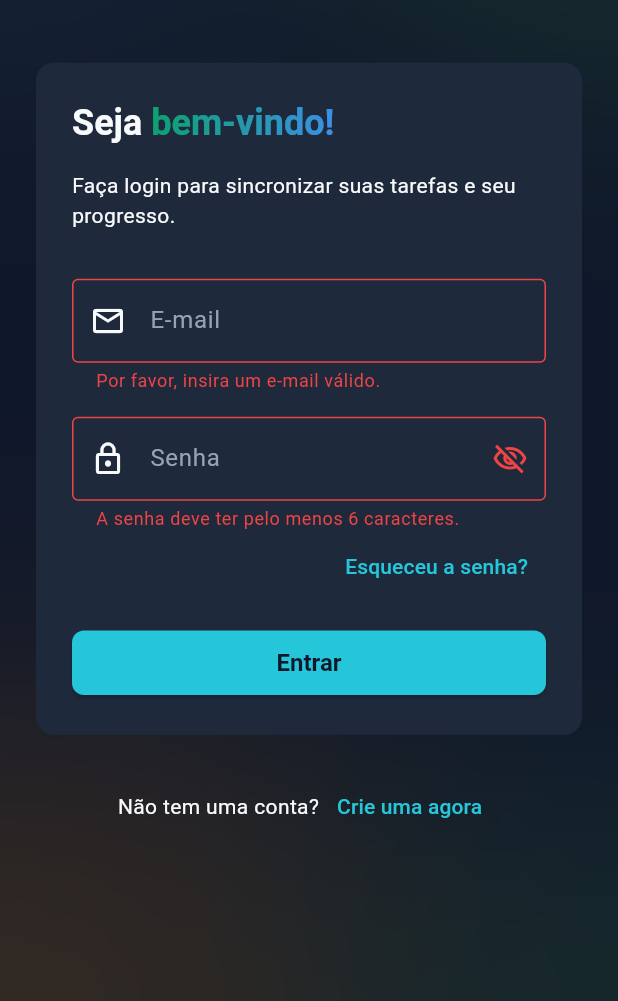
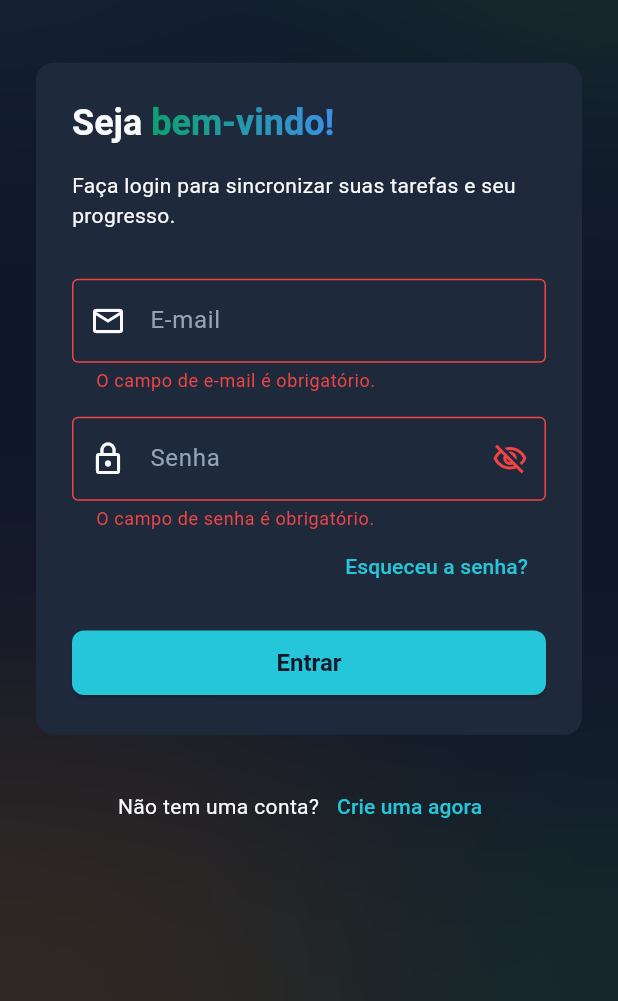
Before and after one commit to carloscallejas91/pomoflow-app, a Flutter app: the screen it shows after launch, after a tap on "Entrar", on a phone screen of 412 x 824 dp, the part 235-1236 px from its top. Run offline on Flutter 3.47's test engine with Material 3 defaults, Android fonts, the phone set to English and light mode, and no system bars; drawn by our look-alikes of simple_gradient_text; our stand-ins replace firebase_auth, firebase_core, get; accounts and stored records are empty.

Commit message:
feat: Implement input validation for auth screen
This commit introduces the `AppValidators` class, providing reusable validation methods for common input fields like email and password. These validators have been integrated into the `AuthScreen` to enhance form validation.

Key changes:
- Created `AppValidators` class with static methods for:
    - `email`: Validates email format and presence.
    - `strongPassword`: Enforces password complexity (length, lowercase, uppercase, number, special character).
    - `password`: Validates password presence and minimum length.
    - `confirmPassword`: Checks if password and confirmation match.
    - `notEmpty`: Generic validator for non-empty fields.
- Updated `AuthScreen` to use `AppValidators.email` and `AppValidators.password` for the respective fields.

```diff
--- /dev/null
+++ b/lib/app/utils/app_validators.dart
@@ -0,0 +1,71 @@
+import 'package:get/get.dart';
+
+class AppValidators {
+  AppValidators._();
+
+  static String? email(String? value) {
+    if (value == null || value.trim().isEmpty) {
+      return 'O campo de e-mail é obrigatório.';
+    }
+    if (!GetUtils.isEmail(value.trim())) {
+      return 'Por favor, insira um e-mail válido.';
+    }
+    return null;
+  }
+
+  static String? strongPassword(String? value) {
+    if (value == null || value.isEmpty) {
+      return 'O campo de senha é obrigatório.';
+    }
+
+    if (value.length < 8) {
+      return 'A senha deve ter no mínimo 8 caracteres.';
+    }
+
+    if (!RegExp(r'[a-z]').hasMatch(value)) {
+      return 'Deve conter pelo menos uma letra minúscula.';
+    }
+
+    if (!RegExp(r'[A-Z]').hasMatch(value)) {
+      return 'Deve conter pelo menos uma letra maiúscula.';
+    }
+
+    if (!RegExp(r'[0-9]').hasMatch(value)) {
+      return 'Deve conter pelo menos um número.';
+    }
+
+    if (!RegExp(r'[!@#$%^&*(),.?":{}|<>]').hasMatch(value)) {
+      return 'Deve conter pelo menos um caractere especial.';
+    }
+
+    return null;
+  }
+
+  static String? password(String? value) {
+    if (value == null || value.isEmpty) {
+      return 'O campo de senha é obrigatório.';
+    }
+    if (value.length < 8) {
+      return 'A senha deve ter pelo menos 8 caracteres.';
+    }
+
+    return null;
+  }
+
+  static String? confirmPassword(String? password, String? confirmPassword) {
+    if (confirmPassword == null || confirmPassword.isEmpty) {
+      return 'A confirmação de senha é obrigatória.';
+    }
+    if (password != confirmPassword) {
+      return 'As senhas não coincidem.';
+    }
+    return null;
+  }
+
+  static String? notEmpty(String? value, {String? message}) {
+    if (value == null || value.trim().isEmpty) {
+      return message ?? 'Este campo é obrigatório.';
+    }
+    return null;
+  }
+}
--- a/lib/features/auth/ui/auth_screen.dart
+++ b/lib/features/auth/ui/auth_screen.dart
@@ -2,6 +2,7 @@ import 'package:flutter/material.dart';
 import 'package:get/get.dart';
 import 'package:pomoflow/app/ui/widgets/gradient_background_widget.dart';
 import 'package:pomoflow/app/ui/widgets/gradient_text_widget.dart';
+import 'package:pomoflow/app/utils/app_validators.dart';
 import 'package:pomoflow/features/auth/controllers/auth_controller.dart';
 import 'package:pomoflow/app/ui/widgets/custom_text_field.dart';
 
@@ -74,12 +75,7 @@ class AuthScreen extends StatelessWidget {
                     hintText: 'seuemail@exemplo.com',
                     prefixIcon: Icons.email_outlined,
                     keyboardType: TextInputType.emailAddress,
-                    validator: (value) {
-                      if (value == null || !GetUtils.isEmail(value)) {
-                        return 'Por favor, insira um e-mail válido.';
-                      }
-                      return null;
-                    },
+                    validator: AppValidators.email,
                   ),
                   const SizedBox(height: 16),
                   Obx(
@@ -97,12 +93,7 @@ class AuthScreen extends StatelessWidget {
                         ),
                         onPressed: controller.togglePasswordVisibility,
                       ),
-                      validator: (value) {
-                        if (value == null || value.length < 6) {
-                          return 'A senha deve ter pelo menos 6 caracteres.';
-                        }
-                        return null;
-                      },
+                      validator: AppValidators.password,
                     ),
                   ),
                   Align(
```
